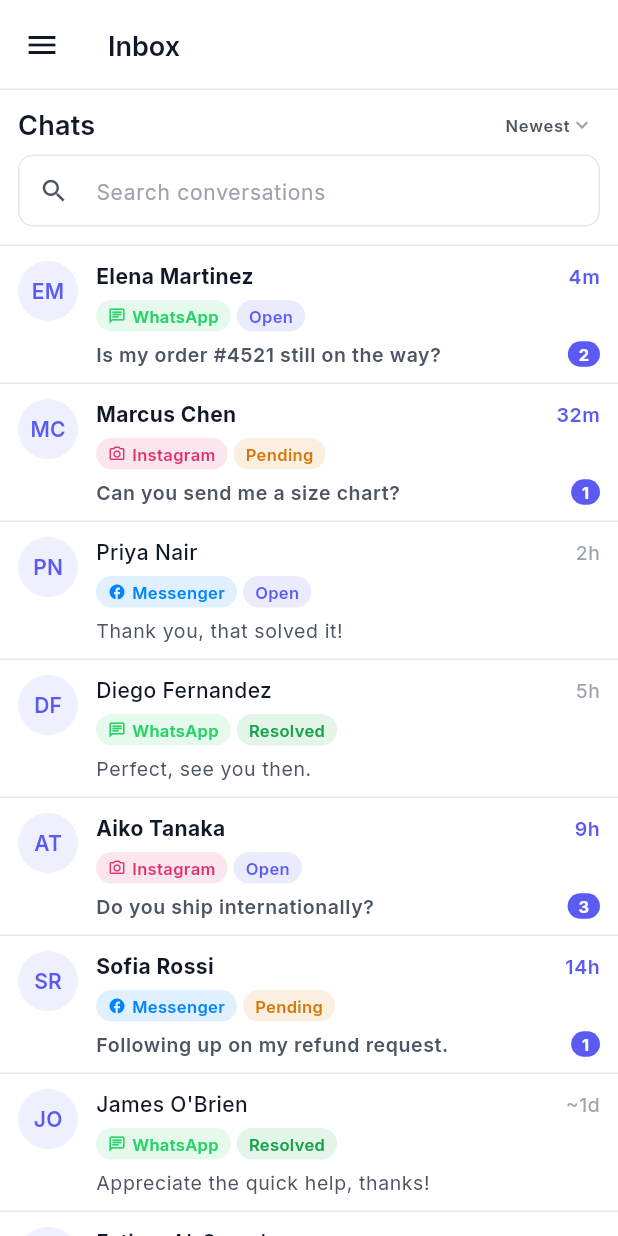
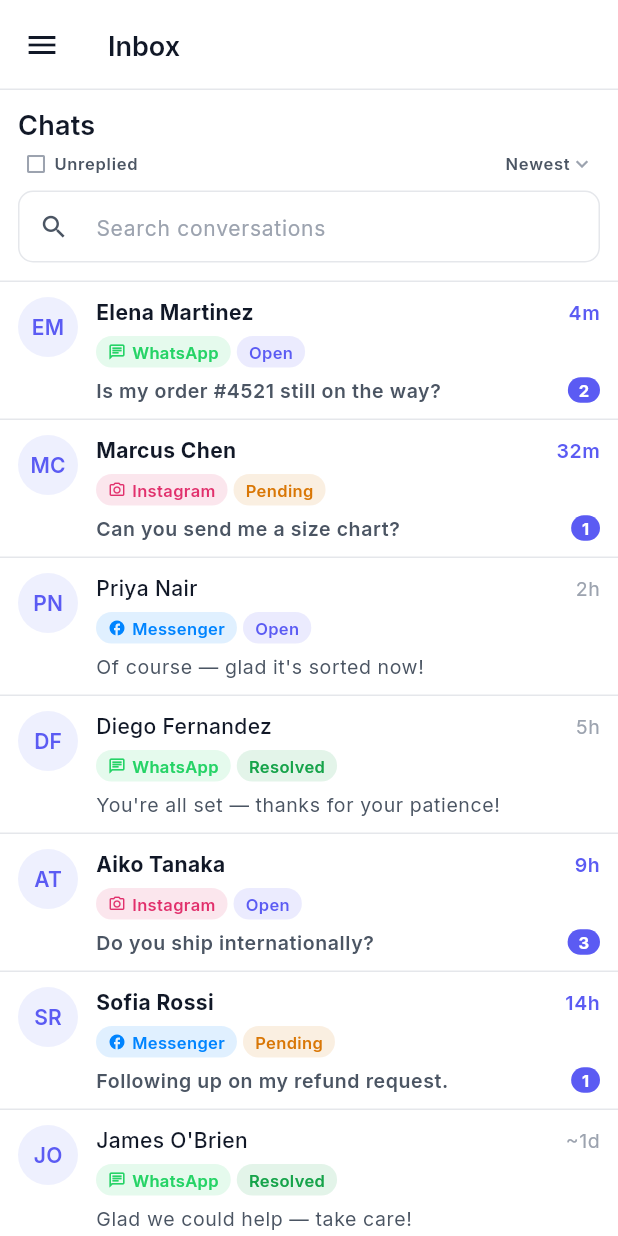
Before and after one commit to SualpSametKaya17/socibot, a Flutter app: the InboxScreen screen opened by its route, on a phone screen of 412 x 824 dp. Run offline on Flutter 3.47's test engine with Material 3 defaults, Android fonts, the phone set to English and light mode, and no system bars; our stand-ins replace cached_network_image, emoji_picker_flutter, file_picker, flutter_riverpod, freezed_annotation, gap and 4 more; accounts and stored records are empty; statements that could not run were skipped.

Commit message:
Önceki UI turundan kalan 3 eksiği tamamla
1. Global Navigation Rail artık gerçekten dar (60px), ikon-only —
   önceki 232px genişleyebilir/daraltılabilir sidebar yerine.
   Collapse toggle kaldırıldı (her zaman dar olduğu için gerek kalmadı).
   Tooltip'ler AppSidebar'da explicit olarak eklendi (ikon-only modda
   Flutter'ın örtük davranışına güvenmek yerine). Organization adı
   rail'den kaldırıldı (spesifikasyon zaten istemiyordu; Dashboard'da
   hâlâ gösteriliyor).
2. Hover state'leri: ConversationTile ve InboxFilterSidebar satırlarına
   explicit hoverColor/splashColor eklendi (önceden Material varsayılanına
   güveniliyordu).
3. "Unreplied" filtresi dürüst şekilde eklendi: Conversation'a mock ama
   gerçek bir alan olan lastMessageDirection eklendi (son mesajı biz mi
   müşteri mi attı), filtre bu alandan türetiliyor — sahte/hiçbir şeye
   bağlı olmayan bir toggle değil.

Bulunan gerçek bug: Conversation List header'a üçüncü bir kontrol
eklenince (Unreplied + Newest aynı satırda + başlık) 320px genişlikte
overflow oluştu — başlığı ayrı satıra alıp kontrolleri kendi satırına
taşıyarak düzeltildi.

flutter analyze: 0 hata. flutter test: 14/14 (yeni: Unreplied toggle
testi). flutter build web: başarılı.

```diff
--- a/lib/app/theme/app_sizes.dart
+++ b/lib/app/theme/app_sizes.dart
@@ -3,7 +3,12 @@
 class AppSizes {
   const AppSizes._();
 
+  /// Extended-mode width (mobile drawer, which has room for labels).
   static const double sidebarWidth = 232;
+
+  /// The global nav rail's fixed icon-only width on desktop/tablet.
+  static const double navRailWidth = 60;
+
   static const double topBarHeight = 60;
 
   static const double controlHeight = 44;
--- a/lib/core/widgets/conversation_tile.dart
+++ b/lib/core/widgets/conversation_tile.dart
@@ -45,6 +45,8 @@ class ConversationTile extends StatelessWidget {
       child: InkWell(
         onTap: onTap,
         borderRadius: AppRadius.mdAll,
+        hoverColor: colors.surfaceSecondary,
+        splashColor: colors.primarySoft,
         child: Padding(
           padding: const EdgeInsets.symmetric(
             horizontal: AppSpacing.md,
--- a/lib/features/conversations/data/mock/conversation_mock_data.dart
+++ b/lib/features/conversations/data/mock/conversation_mock_data.dart
@@ -1,6 +1,7 @@
 import '../../../../core/constants/channel_type.dart';
 import '../../domain/conversation.dart';
 import '../../domain/conversation_status.dart';
+import '../../domain/message_direction.dart';
 
 /// The name used for "assigned to me" in the mock data / dev-bypass
 /// session — there's no real current-agent concept yet (that needs a
@@ -22,6 +23,7 @@ List<Conversation> buildMockConversations() {
       lastMessageAt: now.subtract(const Duration(minutes: 4)),
       unreadCount: 2,
       assignedAgentName: mockCurrentAgentName,
+      lastMessageDirection: MessageDirection.incoming,
     ),
     Conversation(
       id: '2',
@@ -31,24 +33,27 @@ List<Conversation> buildMockConversations() {
       lastMessagePreview: 'Can you send me a size chart?',
       lastMessageAt: now.subtract(const Duration(minutes: 32)),
       unreadCount: 1,
+      lastMessageDirection: MessageDirection.incoming,
     ),
     Conversation(
       id: '3',
       contactName: 'Priya Nair',
       channel: ChannelType.facebook,
       status: ConversationStatus.open,
-      lastMessagePreview: 'Thank you, that solved it!',
+      lastMessagePreview: "Of course — glad it's sorted now!",
       lastMessageAt: now.subtract(const Duration(hours: 2)),
       assignedAgentName: mockCurrentAgentName,
+      lastMessageDirection: MessageDirection.outgoing,
     ),
     Conversation(
       id: '4',
       contactName: 'Diego Fernandez',
       channel: ChannelType.whatsapp,
       status: ConversationStatus.resolved,
-      lastMessagePreview: 'Perfect, see you then.',
+      lastMessagePreview: "You're all set — thanks for your patience!",
       lastMessageAt: now.subtract(const Duration(hours: 5)),
       assignedAgentName: 'Sofia Reyes',
+      lastMessageDirection: MessageDirection.outgoing,
     ),
     Conversation(
       id: '5',
@@ -58,6 +63,7 @@ List<Conversation> buildMockConversations() {
       lastMessagePreview: 'Do you ship internationally?',
       lastMessageAt: now.subtract(const Duration(hours: 9)),
       unreadCount: 3,
+      lastMessageDirection: MessageDirection.incoming,
     ),
     Conversation(
       id: '6',
@@ -68,15 +74,17 @@ List<Conversation> buildMockConversations() {
       lastMessageAt: now.subtract(const Duration(hours: 14)),
       unreadCount: 1,
       assignedAgentName: mockCurrentAgentName,
+      lastMessageDirection: MessageDirection.incoming,
     ),
     Conversation(
       id: '7',
       contactName: "James O'Brien",
       channel: ChannelType.whatsapp,
       status: ConversationStatus.resolved,
-      lastMessagePreview: 'Appreciate the quick help, thanks!',
+      lastMessagePreview: 'Glad we could help — take care!',
       lastMessageAt: now.subtract(const Duration(days: 1, hours: 3)),
       assignedAgentName: 'Sofia Reyes',
+      lastMessageDirection: MessageDirection.outgoing,
     ),
     Conversation(
       id: '8',
@@ -85,6 +93,7 @@ List<Conversation> buildMockConversations() {
       status: ConversationStatus.open,
       lastMessagePreview: 'What colors does this come in?',
       lastMessageAt: now.subtract(const Duration(days: 2)),
+      lastMessageDirection: MessageDirection.incoming,
     ),
     Conversation(
       id: '9',
@@ -94,6 +103,7 @@ List<Conversation> buildMockConversations() {
       lastMessagePreview: 'Can I change my delivery address?',
       lastMessageAt: now.subtract(const Duration(days: 2, hours: 6)),
       unreadCount: 1,
+      lastMessageDirection: MessageDirection.incoming,
     ),
     Conversation(
       id: '10',
@@ -103,6 +113,7 @@ List<Conversation> buildMockConversations() {
       lastMessagePreview: 'Still waiting on a reply about my invoice.',
       lastMessageAt: now.subtract(const Duration(days: 3)),
       assignedAgentName: mockCurrentAgentName,
+      lastMessageDirection: MessageDirection.incoming,
     ),
   ];
 }
--- a/lib/features/conversations/domain/conversation.dart
+++ b/lib/features/conversations/domain/conversation.dart
@@ -2,6 +2,7 @@ import 'package:freezed_annotation/freezed_annotation.dart';
 
 import '../../../core/constants/channel_type.dart';
 import 'conversation_status.dart';
+import 'message_direction.dart';
 
 part 'conversation.freezed.dart';
 
@@ -24,5 +25,9 @@ sealed class Conversation with _$Conversation {
     // Mock-only for now — a real "assigned_to" column/UI lands in the
     // conversation-assignment stage. Null means unassigned.
     String? assignedAgentName,
+    // Denormalized from the message thread's last entry — lets the list
+    // derive "unreplied" (customer waiting on us) honestly, without a
+    // fake status the data model doesn't actually track.
+    MessageDirection? lastMessageDirection,
   }) = _Conversation;
 }
--- a/lib/features/conversations/domain/conversation_providers.dart
+++ b/lib/features/conversations/domain/conversation_providers.dart
@@ -5,6 +5,7 @@ import '../data/conversation_repository.dart';
 import '../data/mock/conversation_mock_data.dart';
 import 'conversation.dart';
 import 'conversation_status.dart';
+import 'message_direction.dart';
 
 final conversationRepositoryProvider = Provider<ConversationRepository>((ref) {
   return MockConversationRepository();
@@ -27,6 +28,12 @@ final selectedConversationIdProvider = StateProvider<String?>((ref) => null);
 
 /// `true` = newest first (default), `false` = oldest first.
 final inboxSortNewestFirstProvider = StateProvider<bool>((ref) => true);
+
+/// When on, only shows conversations whose last message is incoming —
+/// i.e. the customer is waiting on a reply. Derived from the real
+/// [Conversation.lastMessageDirection] field rather than a status the
+/// data model doesn't actually track.
+final inboxUnrepliedOnlyProvider = StateProvider<bool>((ref) => false);
 
 /// [conversationsProvider] narrowed by the quick filter, status filter, and
 /// search query — in that order — newest first. Note this does *not*
@@ -66,9 +73,10 @@ final filteredConversationsProvider = Provider<AsyncValue<List<Conversation>>>((
   final scoped = ref.watch(_quickAndStatusFilteredProvider);
   final query = ref.watch(inboxSearchQueryProvider).trim().toLowerCase();
   final newestFirst = ref.watch(inboxSortNewestFirstProvider);
+  final unrepliedOnly = ref.watch(inboxUnrepliedOnlyProvider);
 
   return scoped.whenData((conversations) {
-    final filtered = query.isEmpty
+    var filtered = query.isEmpty
         ? conversations
         : conversations.where((conversation) {
             final haystack =
@@ -76,6 +84,12 @@ final filteredConversationsProvider = Provider<AsyncValue<List<Conversation>>>((
                     .toLowerCase();
             return haystack.contains(query);
           }).toList();
+
+    if (unrepliedOnly) {
+      filtered = filtered
+          .where((c) => c.lastMessageDirection == MessageDirection.incoming)
+          .toList();
+    }
 
     filtered.sort((a, b) {
       final aTime = a.lastMessageAt;
--- a/lib/features/inbox/presentation/widgets/conversation_list_panel.dart
+++ b/lib/features/inbox/presentation/widgets/conversation_list_panel.dart
@@ -82,15 +82,52 @@ class _ConversationListHeader extends ConsumerWidget {
     final theme = Theme.of(context);
     final colors = context.colors;
     final newestFirst = ref.watch(inboxSortNewestFirstProvider);
+    final unrepliedOnly = ref.watch(inboxUnrepliedOnlyProvider);
 
     return Padding(
       padding: const EdgeInsets.all(AppSpacing.md),
       child: Column(
         crossAxisAlignment: CrossAxisAlignment.start,
         children: [
+          Text('Chats', style: theme.textTheme.titleMedium),
+          const SizedBox(height: AppSpacing.xs),
           Row(
             children: [
-              Text('Chats', style: theme.textTheme.titleMedium),
+              InkWell(
+                borderRadius: BorderRadius.circular(6),
+                onTap: () =>
+                    ref.read(inboxUnrepliedOnlyProvider.notifier).state =
+                        !unrepliedOnly,
+                child: Padding(
+                  padding: const EdgeInsets.symmetric(
+                    horizontal: AppSpacing.xs,
+                    vertical: 2,
+                  ),
+                  child: Row(
+                    mainAxisSize: MainAxisSize.min,
+                    children: [
+                      Icon(
+                        unrepliedOnly
+                            ? Icons.check_box
+                            : Icons.check_box_outline_blank,
+                        size: 16,
+                        color: unrepliedOnly
+                            ? colors.primary
+                            : colors.textMuted,
+                      ),
+                      const SizedBox(width: 4),
+                      Text(
+                        'Unreplied',
+                        style: theme.textTheme.labelSmall?.copyWith(
+                          color: unrepliedOnly
+                              ? colors.primary
+                              : colors.textSecondary,
+                        ),
+                      ),
+                    ],
+                  ),
+                ),
+              ),
               const Spacer(),
               InkWell(
                 onTap: () =>
--- a/lib/features/inbox/presentation/widgets/inbox_filter_sidebar.dart
+++ b/lib/features/inbox/presentation/widgets/inbox_filter_sidebar.dart
@@ -127,6 +127,7 @@ class _SidebarRow extends StatelessWidget {
         child: InkWell(
           onTap: onTap,
           borderRadius: AppRadius.mdAll,
+          hoverColor: colors.surfaceSecondary,
           child: Padding(
             padding: const EdgeInsets.symmetric(
               horizontal: AppSpacing.sm,
```
Also changed, not shown: lib/app/shell/app_shell.dart (+52 -120 lines), lib/app/shell/design_preview_screen.dart (+17 -5 lines), lib/core/widgets/app_sidebar.dart (+9 -2 lines), lib/features/conversations/domain/conversation.freezed.dart, 1 other file.
